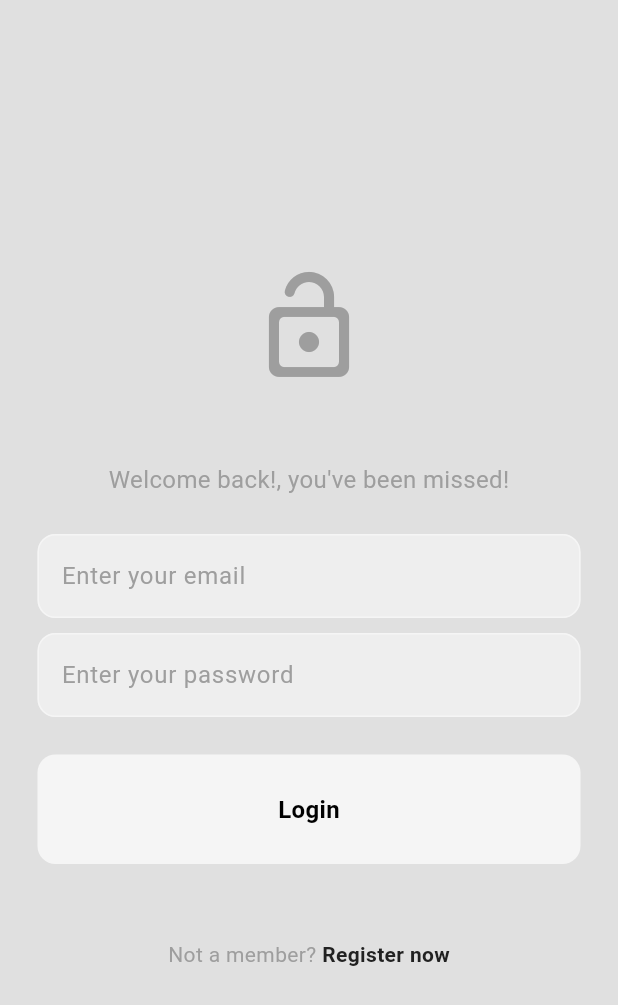
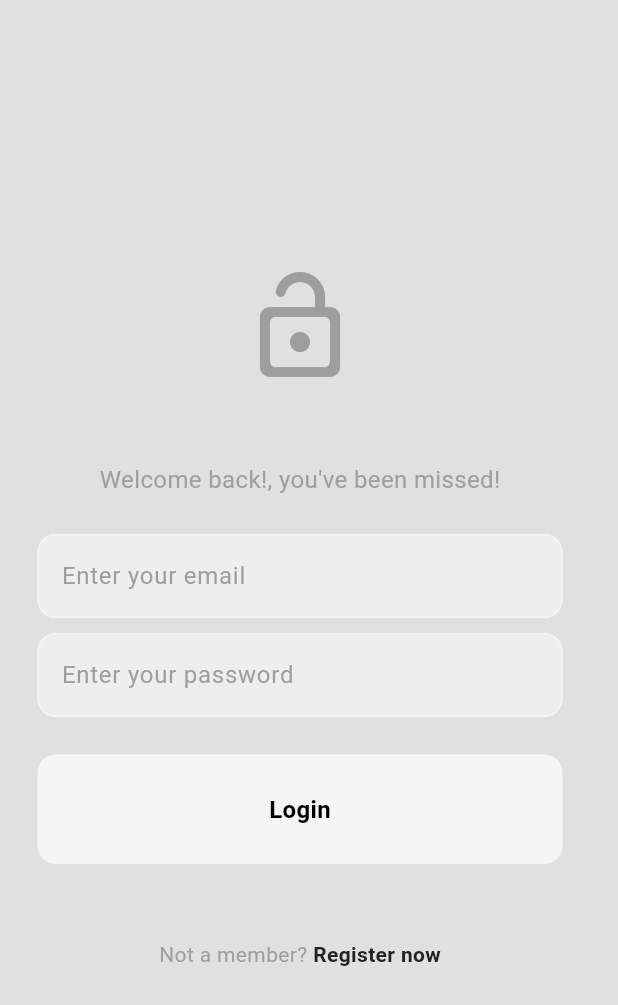
Before and after one commit to VinitMistry17/My-Social-Media, a Flutter app: the screen it shows after launch, on a phone screen of 412 x 824 dp. Shown: the top 1005 px of the screen. Run offline on Flutter 3.47's test engine with Material 3 defaults, Android fonts, the light colour scheme and no system bars; our stand-ins replace cached_network_image, cloud_firestore, file_picker, firebase_auth, firebase_core, flutter_bloc; accounts and stored records are empty.

Commit message:
slot15 work done

```diff
--- a/lib/app.dart
+++ b/lib/app.dart
@@ -2,7 +2,10 @@ import 'package:flutter/material.dart';
 import 'package:flutter_bloc/flutter_bloc.dart';
 import 'package:my_social_media/features/auth/data/firebase_auth_repo.dart';
 import 'package:my_social_media/features/auth/presentation/cubit/auth_cubit.dart';
+import 'package:my_social_media/features/search/presentation/cubits/search_cubit.dart';
+import 'package:my_social_media/themes/dark_theme.dart';
 import 'package:my_social_media/themes/light_theme.dart';
+import 'package:my_social_media/themes/theme_cubit.dart';
 
 import 'features/auth/presentation/cubit/auth_states.dart';
 import 'features/auth/presentation/pages/auth_page.dart';
@@ -11,6 +14,7 @@ import 'features/post/data/firebase_post_repo.dart';
 import 'features/post/presentation/cubits/post_cubit.dart';
 import 'features/profile/data/firebase_profile_repo.dart';
 import 'features/profile/presentation/cubits/profile_cubit.dart';
+import 'features/search/data/firebase_search_repo.dart';
 import 'features/storage/data/cloudinary_storage_repo.dart';
 
 /*
@@ -44,6 +48,9 @@ class MyApp extends StatelessWidget {
   // post repo
   final firebasePostRepo = FirebasePostRepo();
 
+  // search repo
+  final searchRepo = FirebaseSearchRepo();
+
   MyApp({super.key});
 
   @override
@@ -63,19 +70,27 @@ class MyApp extends StatelessWidget {
           ),
         ),
 
-        // ✅ post cubit
+        // post cubit
         BlocProvider(
           create: (context) => PostCubit(
             postRepo: firebasePostRepo,
             storageRepo: storageRepo,
           ),
         ),
+
+        // ✅ search cubit fixed
+        BlocProvider<SearchCubit>(
+          create: (context) => SearchCubit(searchRepo: searchRepo),
+        ),
+
+        // theme cubit
+        BlocProvider<ThemeCubit>(create: (context) => ThemeCubit()),
       ],
-      child: MaterialApp(
+      child: BlocBuilder<ThemeCubit, ThemeData>(
+          builder: (context, currentTheme) => MaterialApp(
             debugShowCheckedModeBanner: false,
             title: 'Flutter Demo',
-        theme: lightMode,
-        // BlocConsumer = listen states
+            theme: currentTheme,
             home: BlocConsumer<AuthCubit, AuthState>(
               builder: (context, authState) {
                 print(authState);
@@ -108,6 +123,7 @@ class MyApp extends StatelessWidget {
               },
             ),
           ),
+      ),
     );
   }
 }
--- a/lib/features/auth/presentation/pages/login_page.dart
+++ b/lib/features/auth/presentation/pages/login_page.dart
@@ -1,6 +1,7 @@
 import 'package:flutter/material.dart';
 import 'package:flutter_bloc/flutter_bloc.dart';
 import 'package:my_social_media/features/auth/presentation/components/my_text_field.dart';
+import 'package:my_social_media/responsive/constrained_scaffold.dart';
 
 import '../components/my_button.dart';
 import '../cubit/auth_cubit.dart';
@@ -53,7 +54,7 @@ class _LoginPageState extends State<LoginPage> {
 
   @override
   Widget build(BuildContext context) {
-    return Scaffold(
+    return ConstrainedScaffold(
       body: SafeArea(
           child: Center(
             child: Padding(
--- a/lib/features/auth/presentation/pages/register_page.dart
+++ b/lib/features/auth/presentation/pages/register_page.dart
@@ -1,5 +1,6 @@
 import 'package:flutter/material.dart';
 import 'package:flutter_bloc/flutter_bloc.dart';
+import 'package:my_social_media/responsive/constrained_scaffold.dart';
 
 import '../components/my_button.dart';
 import '../components/my_text_field.dart';
@@ -55,7 +56,7 @@ class _RegisterPageState extends State<RegisterPage> {
 
   @override
   Widget build(BuildContext context) {
-    return Scaffold(
+    return ConstrainedScaffold(
       body: SafeArea(
         child: Center(   // 👈 ab center ho gaya
           child: SingleChildScrollView(   // 👈 scroll bhi milega small screens ke liye
--- a/lib/features/home/presentation/pages/home_page.dart
+++ b/lib/features/home/presentation/pages/home_page.dart
@@ -2,6 +2,7 @@ import 'package:cached_network_image/cached_network_image.dart';
 import 'package:flutter/material.dart';
 import 'package:flutter_bloc/flutter_bloc.dart';
 
+import '../../../../responsive/constrained_scaffold.dart';
 import '../../../auth/presentation/cubit/auth_cubit.dart';
 import '../../../post/domain/entities/post.dart';
 import '../../../post/presentation/cubits/post_cubit.dart';
@@ -51,7 +52,7 @@ class _HomePageState extends State<HomePage> {
 
   @override
   Widget build(BuildContext context) {
-    return Scaffold(
+    return ConstrainedScaffold(
       appBar: AppBar(
         foregroundColor: Theme.of(context).colorScheme.primary,
         title: const Text("Home"),
--- a/lib/features/post/presentation/pages/upload_post_page.dart
+++ b/lib/features/post/presentation/pages/upload_post_page.dart
@@ -8,6 +8,7 @@ import 'dart:typed_data';
 
 import 'package:my_social_media/features/auth/domain/entities/app_user.dart';
 import 'package:my_social_media/features/auth/presentation/components/my_text_field.dart';
+import 'package:my_social_media/responsive/constrained_scaffold.dart';
 
 import '../../../auth/presentation/cubit/auth_cubit.dart';
 import '../../domain/entities/post.dart';
@@ -123,7 +124,7 @@ class _UploadPostPageState extends State<UploadPostPage> {
       builder: (context, state) {
         //loading or uploading
         if (state is PostsLoading || state is PostsUploading) {
-          return const Scaffold(
+          return const ConstrainedScaffold(
             body: Center(
               child: CircularProgressIndicator(),
             ),
--- a/lib/features/profile/presentation/pages/edit_profile_page.dart
+++ b/lib/features/profile/presentation/pages/edit_profile_page.dart
@@ -8,6 +8,7 @@ import 'package:my_social_media/features/auth/presentation/components/my_text_fi
 import 'package:my_social_media/features/profile/domain/entities/profile_user.dart';
 import 'dart:typed_data';
 import 'package:flutter/foundation.dart' show kIsWeb;
+import 'package:my_social_media/responsive/constrained_scaffold.dart';
 import '../cubits/profile_cubit.dart';
 import '../cubits/profile_states.dart';
 
@@ -78,7 +79,7 @@ class _EditProfilePageState extends State<EditProfilePage> {
       builder: (context, state) {
         //profile loading
         if(state is ProfileLoading){
-          return const Scaffold(
+          return const ConstrainedScaffold(
             body: Center(
               child: Column(
                 mainAxisAlignment: MainAxisAlignment.center,
--- a/lib/features/profile/presentation/pages/profile_page.dart
+++ b/lib/features/profile/presentation/pages/profile_page.dart
@@ -3,6 +3,7 @@ import 'package:flutter/material.dart';
 import 'package:flutter_bloc/flutter_bloc.dart';
 import 'package:my_social_media/features/profile/presentation/components/bio_box.dart';
 import 'package:my_social_media/features/profile/presentation/components/follow_button.dart';
+import 'package:my_social_media/responsive/constrained_scaffold.dart';
 
 import '../../../auth/domain/entities/app_user.dart';
 import '../../../auth/presentation/cubit/auth_cubit.dart';
@@ -282,7 +283,7 @@ class _ProfilePageState extends State<ProfilePage> {
 
         // loading
         else if (state is ProfileLoading) {
-          return const Scaffold(
+          return const ConstrainedScaffold(
             body: Center(
               child: CircularProgressIndicator(),
             ),
--- /dev/null
+++ b/lib/features/search/domain/search_repo.dart
@@ -0,0 +1,5 @@
+import 'package:my_social_media/features/profile/domain/entities/profile_user.dart';
+
+abstract class SearchRepo{
+  Future<List<ProfileUser?>> searchUsers(String query);
+}
--- /dev/null
+++ b/lib/features/search/presentation/cubits/search_cubit.dart
@@ -0,0 +1,26 @@
+import 'package:flutter_bloc/flutter_bloc.dart';
+import 'package:my_social_media/features/search/presentation/cubits/search_states.dart';
+import '../../domain/search_repo.dart';
+
+class SearchCubit extends Cubit<SearchState>{
+  final SearchRepo searchRepo;
+
+  // ✅ Use a named parameter with 'required' for clarity and proper initialization.
+  // The super() call must also be updated to call the parent class constructor correctly.
+  SearchCubit({required this.searchRepo}) : super(SearchInitial());
+
+  Future<void> searchUsers(String query) async {
+    if(query.isEmpty){
+      emit(SearchInitial());
+      return;
+    }
+
+    try{
+      emit(SearchLoading());
+      final users = await searchRepo.searchUsers(query);
+      emit(SearchLoaded(users));
+    } catch(e){
+      emit(SearchError("Error fetching search result"));
+    }
+  }
+}
--- /dev/null
+++ b/lib/features/search/presentation/cubits/search_states.dart
@@ -0,0 +1,17 @@
+import '../../../profile/domain/entities/profile_user.dart';
+
+abstract class SearchState{}
+
+class SearchInitial extends SearchState {}
+
+class SearchLoading extends SearchState {}
+
+class SearchLoaded extends SearchState {
+  final List<ProfileUser?> users;
+  SearchLoaded(this.users);
+}
+
+class SearchError extends SearchState {
+  final String message;
+  SearchError(this.message);
+}
--- /dev/null
+++ b/lib/responsive/constrained_scaffold.dart
@@ -0,0 +1,35 @@
+/*
+
+    CONSTRAINED SCAFFOLD:
+
+    this is a normal scaffold but the width of the scaffold is constrained so that,
+    it behaves consistently on larger screen (particularly for the web browsers)
+
+ */
+
+import 'package:flutter/material.dart';
+
+class ConstrainedScaffold extends StatelessWidget {
+  final Widget body;
+  final PreferredSizeWidget? appBar;
+  final Widget? drawer;
+
+  const ConstrainedScaffold({
+    super.key,
+    required this.body,
+    this.appBar,
+    this.drawer,
+  });
+
+  @override
+  Widget build(BuildContext context) {
+    return Scaffold(
+      appBar: appBar,
+      drawer: drawer,
+      body: ConstrainedBox(
+        constraints: const BoxConstraints(maxWidth: 400),
+        child: body,
+      ),
+    );
+  }
+}
--- /dev/null
+++ b/lib/themes/dark_theme.dart
@@ -0,0 +1,19 @@
+import 'package:flutter/material.dart';
+
+ThemeData darkMode = ThemeData(
+  colorScheme: const ColorScheme.dark(
+    //very dark : app bar + drawer color
+    surface: Color.fromARGB(255, 9, 9 , 9),
+    //slightly light
+    primary: Color.fromARGB(255, 105, 105, 105),
+    //dark
+    secondary: Color.fromARGB(255, 20, 20, 20),
+    //slightly dark
+    tertiary: Color.fromARGB(255, 29, 29, 29),
+    //very light
+    inversePrimary: Color.fromARGB(255, 195, 195, 195),
+
+  ),
+  scaffoldBackgroundColor: Color.fromARGB(255, 9, 9, 9),
+
+);
--- /dev/null
+++ b/lib/themes/theme_cubit.dart
@@ -0,0 +1,22 @@
+import 'package:flutter/material.dart';
+import 'package:flutter_bloc/flutter_bloc.dart';
+
+import 'dark_theme.dart';
+import 'light_theme.dart';
+
+class ThemeCubit extends Cubit<ThemeData>{
+  bool _isDarkMode = false;
+
+  ThemeCubit() : super(lightMode);
+
+  bool get isDarkMode => _isDarkMode;
+
+  void toggleTheme() {
+    _isDarkMode = !_isDarkMode;
+    if (_isDarkMode) {
+      emit(darkMode);
+    } else {
+      emit(lightMode);
+    }
+  }
+}
```
Also changed, not shown: lib/features/home/presentation/components/my_drawer.dart (+14 -2 lines), lib/features/profile/presentation/components/user_tile.dart (added, +39 -0 lines), lib/features/profile/presentation/pages/follower_page.dart (+14 -44 lines), lib/features/search/data/firebase_search_repo.dart (added, +25 -0 lines), lib/features/search/presentation/pages/search_page.dart (added, +100 -0 lines), lib/features/settings/pages/settings_page.dart (added, +44 -0 lines), lib/features/profile/domain/entities/profile_user.dart (line endings or trailing spaces). Lines whose indentation alone changed are shown as unchanged.
